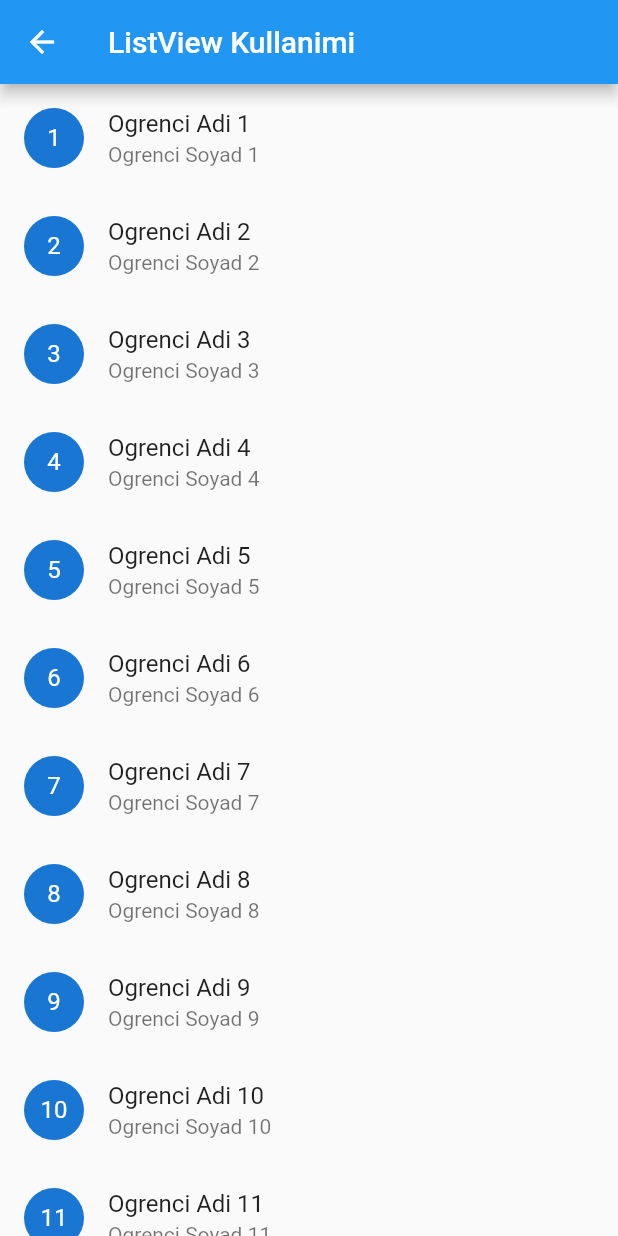
After one commit to tahaturan/flutter_basis_widget_3, a Flutter app: the screen it shows after launch, after a tap on "ListView Kullanimi", on a phone screen of 412 x 824 dp. The commit adds this screen. Run offline on Flutter 3.47's test engine with Material 2 defaults, Android fonts, the phone set to English and light mode, and no system bars.

Commit message:
ListView Kullanimi

```diff
--- /dev/null
+++ b/lib/views/listview_kullanimi.dart
@@ -0,0 +1,41 @@
+import 'package:flutter/material.dart';
+
+class ListViewKullanimi extends StatelessWidget {
+  ListViewKullanimi({Key? key}) : super(key: key);
+
+  List<Ogrenci> tumOgrenciler = List.generate(
+    500,
+    (index) => Ogrenci(
+        index + 1, "Ogrenci Adi ${index + 1}", "Ogrenci Soyad ${index + 1}"),
+  );
+
+  @override
+  Widget build(BuildContext context) {
+    return Scaffold(
+      appBar: AppBar(
+        title: const Text("ListView Kullanimi"),
+      ),
+      body: ListView(
+        children: tumOgrenciler
+            .map(
+              (Ogrenci ogr) => ListTile(
+                title: Text(ogr.isim),
+                subtitle: Text(ogr.soyIsim),
+                leading: CircleAvatar(
+                  child: Text(ogr.id.toString()),
+                ),
+              ),
+            )
+            .toList(),
+      ),
+    );
+  }
+}
+
+class Ogrenci {
+  final int id;
+  final String isim;
+  final String soyIsim;
+
+  Ogrenci(this.id, this.isim, this.soyIsim);
+}
--- a/lib/views/my_home_page.dart
+++ b/lib/views/my_home_page.dart
@@ -1,5 +1,6 @@
 import 'package:flutter/material.dart';
 import 'package:flutter_basis_widget_3/views/card_listtile.dart';
+import 'package:flutter_basis_widget_3/views/listview_kullanimi.dart';
 import 'package:flutter_basis_widget_3/widgets/sayfa_gecis_button.dart';
 
 class MyHomePage extends StatefulWidget {
@@ -22,6 +23,8 @@ class _MyHomePageState extends State<MyHomePage> {
               SayfaGecisButton(
                   isim: "Card & Listtile Kullanimi",
                   sayfa: const CardveListtileKullanimi()),
+              SayfaGecisButton(
+                  isim: "ListView Kullanimi", sayfa: ListViewKullanimi()),
             ],
           ),
         ));
--- a/pubspec.yaml
+++ b/pubspec.yaml
@@ -58,8 +58,8 @@ flutter:
   uses-material-design: true
 
   # To add assets to your application, add an assets section, like this:
-  # assets:
-  #   - images/a_dot_burr.jpeg
+  assets:
+    - assets/images/
   #   - images/a_dot_ham.jpeg
 
   # An image asset can refer to one or more resolution-specific "variants", see
```
Also changed, not shown: assets/images/cardListtile.gif (added), assets/images/listView.gif (added), 1 other file.
